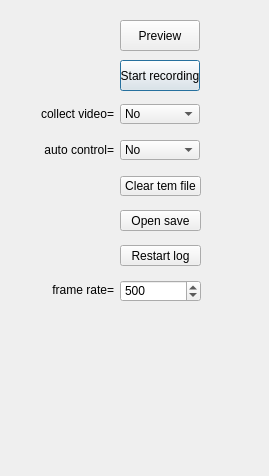
The window that src/foraging_gui/Camera.ui (AllenNeuralDynamics/dynamic-foraging-task) describes before a commit, drawn with Qt 5.
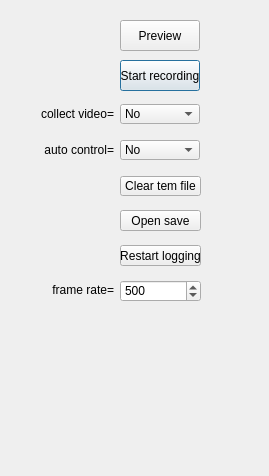
The same window after the commit.

```diff
--- a/src/foraging_gui/Camera.ui
+++ b/src/foraging_gui/Camera.ui
@@ -315,7 +315,7 @@
     </sizepolicy>
    </property>
    <property name="text">
-    <string>Restart log</string>
+    <string>Restart logging</string>
    </property>
    <property name="checkable">
     <bool>false</bool>
```
